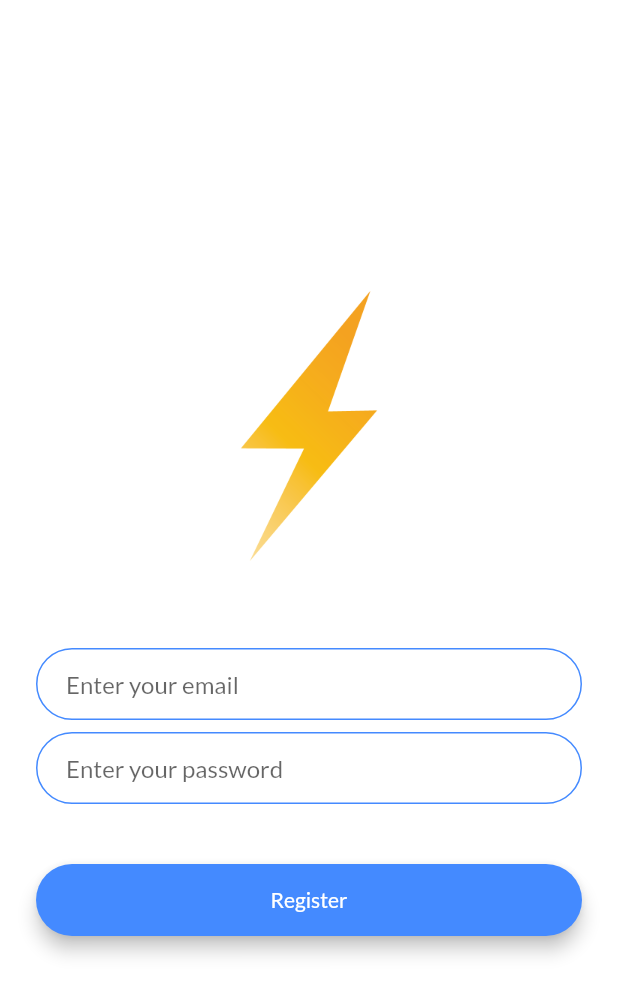
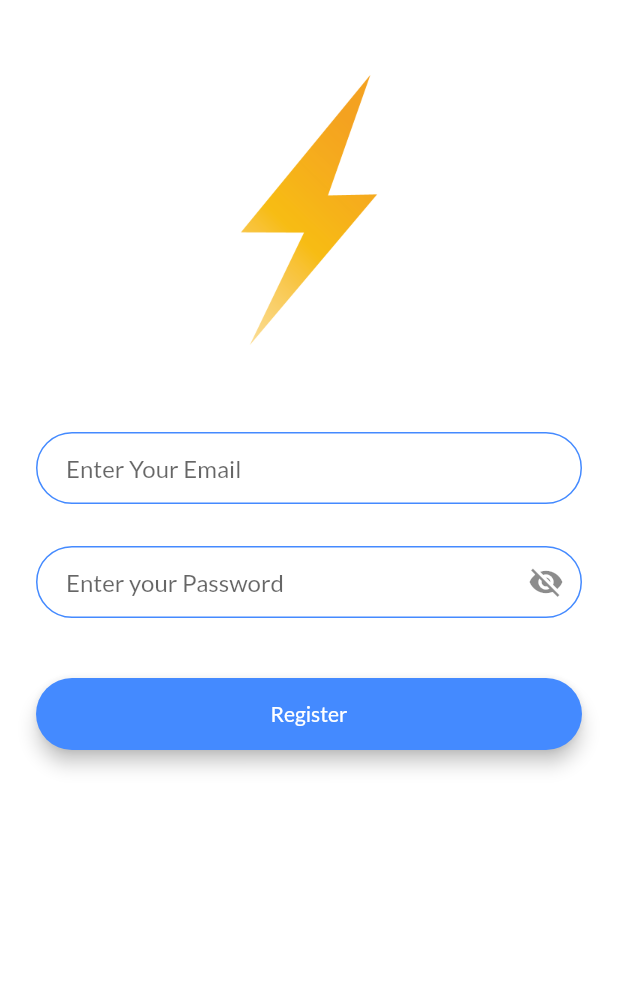
Before and after one commit to walidwazini/Flutter-ChatpApp-3, a Flutter app: the screen it shows after launch, after a tap on "Register", on a phone screen of 412 x 824 dp. Shown: the top 995 px of the screen. Run offline on Flutter 3.47's test engine with Material 2 defaults, Android fonts, the phone set to English and light mode, and no system bars; our stand-ins replace animated_text_kit, google_fonts.

Commit message:
register decoration

```diff
--- a/lib/constants.dart
+++ b/lib/constants.dart
@@ -17,3 +17,20 @@ const kMessageContainerDecoration = BoxDecoration(
     top: BorderSide(color: Colors.lightBlueAccent, width: 2.0),
   ),
 );
+
+const kTextFieldDecoration = InputDecoration(
+  hintText: '',
+  contentPadding:
+  EdgeInsets.symmetric(vertical: 10.0, horizontal: 20.0),
+  border: OutlineInputBorder(
+    borderRadius: BorderRadius.all(Radius.circular(32.0)),
+  ),
+  enabledBorder: OutlineInputBorder(
+    borderSide: BorderSide(color: Colors.blueAccent, width: 1.0),
+    borderRadius: BorderRadius.all(Radius.circular(32.0)),
+  ),
+  focusedBorder: OutlineInputBorder(
+    borderSide: BorderSide(color: Colors.blueAccent, width: 2.0),
+    borderRadius: BorderRadius.all(Radius.circular(32.0)),
+  ),
+);
--- a/lib/screens/RegisterScreen.dart
+++ b/lib/screens/RegisterScreen.dart
@@ -1,4 +1,6 @@
 import 'package:flutter/material.dart';
+
+import '../constants.dart';
 
 class RegisterScreen extends StatefulWidget {
   static const String id = 'register_screen';
@@ -8,12 +10,25 @@ class RegisterScreen extends StatefulWidget {
 }
 
 class _RegisterScreenState extends State<RegisterScreen> {
+
+  bool _hiddenPass = true;
+
+  void _togglePassView(){
+    if (_hiddenPass == true){
+      _hiddenPass = false;
+    } else {
+      _hiddenPass = true;
+    }
+    setState(() {});
+  }
+
   @override
   Widget build(BuildContext context) {
     return Scaffold(
       backgroundColor: Colors.white,
-      body: Padding(
-        padding: EdgeInsets.symmetric(horizontal: 24.0),
+      body: SingleChildScrollView(
+        child: Padding(
+          padding: EdgeInsets.fromLTRB(24, 40, 24, 10),
           child: Column(
             mainAxisAlignment: MainAxisAlignment.center,
             crossAxisAlignment: CrossAxisAlignment.stretch,
@@ -32,44 +47,21 @@ class _RegisterScreenState extends State<RegisterScreen> {
                 onChanged: (value) {
                   //Do something with the user input.
                 },
-              decoration: InputDecoration(
-                hintText: 'Enter your email',
-                contentPadding:
-                EdgeInsets.symmetric(vertical: 10.0, horizontal: 20.0),
-                border: OutlineInputBorder(
-                  borderRadius: BorderRadius.all(Radius.circular(32.0)),
-                ),
-                enabledBorder: OutlineInputBorder(
-                  borderSide: BorderSide(color: Colors.blueAccent, width: 1.0),
-                  borderRadius: BorderRadius.all(Radius.circular(32.0)),
-                ),
-                focusedBorder: OutlineInputBorder(
-                  borderSide: BorderSide(color: Colors.blueAccent, width: 2.0),
-                  borderRadius: BorderRadius.all(Radius.circular(32.0)),
-                ),
-              ),
+                decoration: kTextFieldDecoration.copyWith(hintText: 'Enter Your Email'),
               ),
               SizedBox(
-              height: 8.0,
+                height: 28.0,
               ),
               TextField(
+                obscureText: _hiddenPass,
                 onChanged: (value) {
                   //Do something with the user input.
                 },
-              decoration: InputDecoration(
-                hintText: 'Enter your password',
-                contentPadding:
-                EdgeInsets.symmetric(vertical: 10.0, horizontal: 20.0),
-                border: OutlineInputBorder(
-                  borderRadius: BorderRadius.all(Radius.circular(32.0)),
-                ),
-                enabledBorder: OutlineInputBorder(
-                  borderSide: BorderSide(color: Colors.blueAccent, width: 1.0),
-                  borderRadius: BorderRadius.all(Radius.circular(32.0)),
-                ),
-                focusedBorder: OutlineInputBorder(
-                  borderSide: BorderSide(color: Colors.blueAccent, width: 2.0),
-                  borderRadius: BorderRadius.all(Radius.circular(32.0)),
+                decoration: kTextFieldDecoration.copyWith(
+                  hintText: 'Enter your Password',
+                  suffixIcon: InkWell(
+                      onTap: _togglePassView,
+                      child: _hiddenPass? Icon(Icons.visibility_off) : Icon(Icons.visibility)
                   ),
                 ),
               ),
@@ -98,6 +90,7 @@ class _RegisterScreenState extends State<RegisterScreen> {
             ],
           ),
         ),
+      ),
     );
   }
 }
--- a/lib/screens/WelcomeScreen.dart
+++ b/lib/screens/WelcomeScreen.dart
@@ -4,6 +4,7 @@ import 'package:google_fonts/google_fonts.dart';
 
 import './RegisterScreen.dart';
 import './LoginScreen.dart';
+import '../widgets/RoundedButton.dart';
 
 class WelcomeScreen extends StatefulWidget {
   static const String id = 'welcome_screen';
@@ -100,27 +101,13 @@ class _WelcomeScreenState extends State<WelcomeScreen> with SingleTickerProvider
                 Navigator.pushNamed(context, LoginScreen.id);
               },
             ),
-            Padding(
-              padding: EdgeInsets.symmetric(vertical: 16.0),
-              child: Material(
-                color: Colors.red,
-                borderRadius: BorderRadius.circular(30.0),
-                elevation: 5.0,
-                child: MaterialButton(
-                  onPressed: () {
-                    Navigator.pushNamed(context, RegisterScreen.id);
-                  },
-                  minWidth: 200.0,
-                  height: 42.0,
-                  child: Text(
-                    'Register',
-                    style: TextStyle(
-                        fontSize: 20, letterSpacing: 2, color: Colors.white,
-                    ),
-                  ),
-                ),
-              ),
-            ),
+            RoundedButton(
+              title: 'Register',
+              colour: Colors.red,
+              onPressed: () {
+                Navigator.pushNamed(context, RegisterScreen.id);
+              },
+            )
           ],
         ),
       ),
```
Also changed, not shown: lib/screens/LoginScreen.dart (+22 -16 lines). Lines whose indentation alone changed are shown as unchanged.
